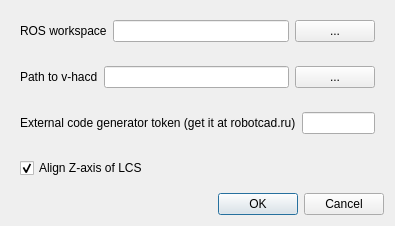
drfenixion/freecad.robotcad, file resources/ui/wb_settings.ui: the form before one commit.
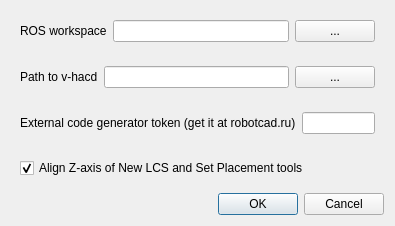
The form after the commit.

The edit to the form file:
```diff
--- a/resources/ui/wb_settings.ui
+++ b/resources/ui/wb_settings.ui
@@ -94,7 +94,7 @@
          <string>Affects Set Placement tools and New LCS tool. Sets the Z-axis rotation to zero when creating LCS.</string>
         </property>
         <property name="text">
-         <string>Align Z-axis of LCS</string>
+         <string>Align Z-axis of New LCS and Set Placement tools</string>
         </property>
         <property name="checked">
          <bool>true</bool>
```
